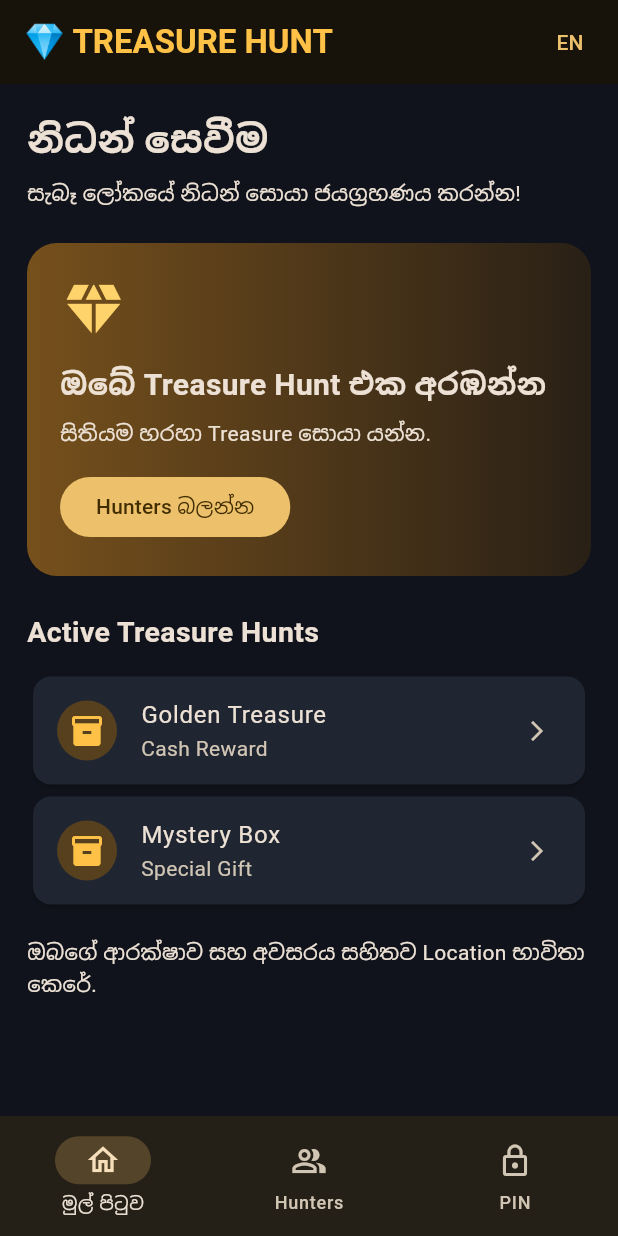
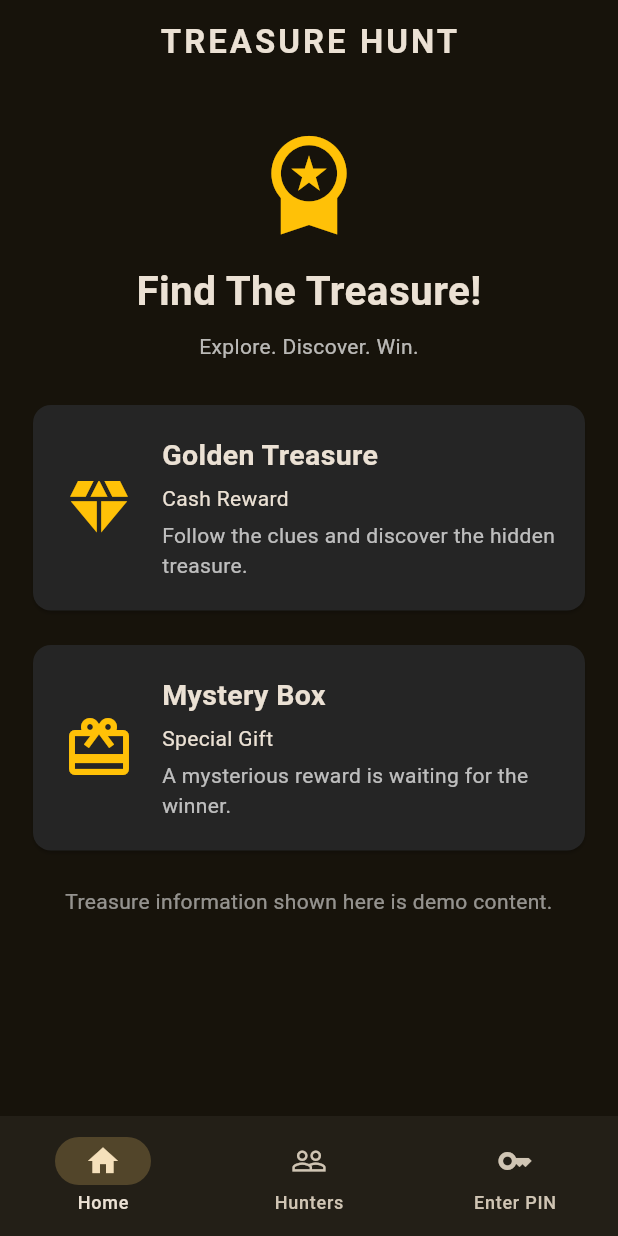
Before and after one commit to TreasureHuntSL/treasure-hunt-app, a Flutter app: the screen it shows after launch, on a phone screen of 412 x 824 dp. Run offline on Flutter 3.47's test engine with Material 3 defaults, Android fonts, the phone set to English and light mode, and no system bars; our stand-ins replace supabase_flutter; accounts and stored records are empty.

Commit message:
Update main.dart

```diff
--- a/lib/main.dart
+++ b/lib/main.dart
@@ -1,8 +1,26 @@
 
 import 'package:flutter/material.dart';
+import 'package:supabase_flutter/supabase_flutter.dart';
 
-void main() {
+const String supabaseUrl =
+    'https://mntfywvzfuwsnsbvmota.supabase.co';
+
+const String supabasePublishableKey =
+    'sb_publishable_Wrx_uQtAGWQ2uWwx9wyzVg_T8ZYCxtY';
+
+Future<void> main() async {
+  WidgetsFlutterBinding.ensureInitialized();
+
+  try {
+    await Supabase.initialize(
+      url: supabaseUrl,
+      anonKey: supabasePublishableKey,
+    );
+
     runApp(const TreasureHuntApp());
+  } catch (e) {
+    runApp(StartupErrorApp(error: e.toString()));
+  }
 }
 
 class TreasureHuntApp extends StatelessWidget {
@@ -14,15 +32,38 @@ class TreasureHuntApp extends StatelessWidget {
       debugShowCheckedModeBanner: false,
       title: 'Treasure Hunt',
       theme: ThemeData(
+        useMaterial3: true,
         brightness: Brightness.dark,
-        scaffoldBackgroundColor: const Color(0xFF10131B),
         colorScheme: ColorScheme.fromSeed(
-          seedColor: const Color(0xFFFFC247),
+          seedColor: Colors.amber,
           brightness: Brightness.dark,
         ),
-        useMaterial3: true,
       ),
       home: const HomeScreen(),
+    );
+  }
+}
+
+class StartupErrorApp extends StatelessWidget {
+  final String error;
+
+  const StartupErrorApp({super.key, required this.error});
+
+  @override
+  Widget build(BuildContext context) {
+    return MaterialApp(
+      home: Scaffold(
+        backgroundColor: const Color(0xFF101010),
+        body: Center(
+          child: Padding(
+            padding: const EdgeInsets.all(24),
+            child: Text(
+              'App initialization failed:\n$error',
+              style: const TextStyle(color: Colors.red),
+            ),
+          ),
+        ),
+      ),
     );
   }
 }
@@ -35,162 +76,208 @@ class HomeScreen extends StatefulWidget {
 }
 
 class _HomeScreenState extends State<HomeScreen> {
-  int tab = 0;
-  bool sinhala = true;
+  int selectedIndex = 0;
 
-  String get t => sinhala ? 'නිධන් සෙවීම' : 'Treasure Hunt';
+  final List<Widget> pages = const [
+    TreasurePage(),
+    HuntersPage(),
+    PinPage(),
+  ];
 
   @override
   Widget build(BuildContext context) {
     return Scaffold(
       appBar: AppBar(
         title: const Text(
-          '💎 TREASURE HUNT',
+          'TREASURE HUNT',
           style: TextStyle(
-            color: Color(0xFFFFC247),
             fontWeight: FontWeight.bold,
+            letterSpacing: 2,
           ),
         ),
-        actions: [
-          TextButton(
-            onPressed: () => setState(() => sinhala = !sinhala),
-            child: Text(sinhala ? 'EN' : 'සිං'),
-          ),
-        ],
+        centerTitle: true,
       ),
       body: IndexedStack(
-        index: tab,
-        children: [
-          homePage(),
-          huntersPage(),
-          const PinPage(),
-        ],
+        index: selectedIndex,
+        children: pages,
       ),
       bottomNavigationBar: NavigationBar(
-        selectedIndex: tab,
-        onDestinationSelected: (v) => setState(() => tab = v),
-        destinations: [
+        selectedIndex: selectedIndex,
+        onDestinationSelected: (index) {
+          setState(() {
+            selectedIndex = index;
+          });
+        },
+        destinations: const [
           NavigationDestination(
-            icon: const Icon(Icons.home_outlined),
-            label: sinhala ? 'මුල් පිටුව' : 'Home',
+            icon: Icon(Icons.home_outlined),
+            selectedIcon: Icon(Icons.home),
+            label: 'Home',
           ),
           NavigationDestination(
-            icon: const Icon(Icons.people_alt_outlined),
-            label: sinhala ? 'Hunters' : 'Hunters',
+            icon: Icon(Icons.people_outline),
+            selectedIcon: Icon(Icons.people),
+            label: 'Hunters',
           ),
           NavigationDestination(
-            icon: const Icon(Icons.lock_outline),
-            label: 'PIN',
+            icon: Icon(Icons.key_outlined),
+            selectedIcon: Icon(Icons.key),
+            label: 'Enter PIN',
           ),
         ],
       ),
     );
   }
+}
 
-  Widget homePage() {
+class TreasurePage extends StatelessWidget {
+  const TreasurePage({super.key});
+
+  @override
+  Widget build(BuildContext context) {
     return ListView(
       padding: const EdgeInsets.all(18),
       children: [
-        Text(t, style: const TextStyle(
-          fontSize: 25, fontWeight: FontWeight.bold)),
-        const SizedBox(height: 8),
-        Text(sinhala
-            ? 'සැබෑ ලෝකයේ නිධන් සොයා ජයග්‍රහණය කරන්න!'
-            : 'Find real treasures. Win real rewards!'),
-        const SizedBox(height: 22),
-        Container(
-          padding: const EdgeInsets.all(22),
-          decoration: BoxDecoration(
-            borderRadius: BorderRadius.circular(20),
-            gradient: const LinearGradient(
-              colors: [Color(0xFF76501C), Color(0xFF292016)],
+        const SizedBox(height: 10),
+        const Icon(
+          Icons.workspace_premium,
+          color: Colors.amber,
+          size: 75,
+        ),
+        const SizedBox(height: 15),
+        const Text(
+          'Find The Treasure!',
+          textAlign: TextAlign.center,
+          style: TextStyle(
+            fontSize: 27,
+            fontWeight: FontWeight.bold,
           ),
         ),
+        const SizedBox(height: 8),
+        const Text(
+          'Explore. Discover. Win.',
+          textAlign: TextAlign.center,
+          style: TextStyle(color: Colors.white70),
+        ),
+        const SizedBox(height: 25),
+        const TreasureCard(
+          title: 'Golden Treasure',
+          reward: 'Cash Reward',
+          description: 'Follow the clues and discover the hidden treasure.',
+          icon: Icons.diamond,
+        ),
+        const SizedBox(height: 15),
+        const TreasureCard(
+          title: 'Mystery Box',
+          reward: 'Special Gift',
+          description: 'A mysterious reward is waiting for the winner.',
+          icon: Icons.card_giftcard,
+        ),
+        const SizedBox(height: 20),
+        const Text(
+          'Treasure information shown here is demo content.',
+          textAlign: TextAlign.center,
+          style: TextStyle(color: Colors.white54),
+        ),
+      ],
+    );
+  }
+}
+
+class TreasureCard extends StatelessWidget {
+  final String title;
+  final String reward;
+  final String description;
+  final IconData icon;
+
+  const TreasureCard({
+    super.key,
+    required this.title,
+    required this.reward,
+    required this.description,
+    required this.icon,
+  });
+
+  @override
+  Widget build(BuildContext context) {
+    return Card(
+      color: const Color(0xFF252525),
+      child: Padding(
+        padding: const EdgeInsets.all(20),
+        child: Row(
+          children: [
+            Icon(icon, size: 48, color: Colors.amber),
+            const SizedBox(width: 18),
+            Expanded(
               child: Column(
                 crossAxisAlignment: CrossAxisAlignment.start,
                 children: [
-              const Icon(Icons.diamond,
-                  size: 45, color: Color(0xFFFFD36B)),
-              const SizedBox(height: 12),
                   Text(
-                sinhala ? 'ඔබේ Treasure Hunt එක අරඹන්න'
-                    : 'Start Your Treasure Hunt',
+                    title,
                     style: const TextStyle(
-                    fontSize: 20, fontWeight: FontWeight.bold),
+                      fontSize: 19,
+                      fontWeight: FontWeight.bold,
                     ),
-              const SizedBox(height: 8),
-              Text(sinhala
-                  ? 'සිතියම හරහා Treasure සොයා යන්න.'
-                  : 'Explore the map and find hidden treasures.'),
-              const SizedBox(height: 14),
-              FilledButton(
-                onPressed: () => setState(() => tab = 1),
-                child: Text(sinhala ? 'Hunters බලන්න' : 'Explore Hunters'),
+                  ),
+                  const SizedBox(height: 5),
+                  Text(reward),
+                  const SizedBox(height: 5),
+                  Text(
+                    description,
+                    style: const TextStyle(color: Colors.white70),
                   ),
                 ],
               ),
             ),
-        const SizedBox(height: 24),
-        Text(
-          sinhala ? 'Active Treasure Hunts' : 'Active Treasure Hunts',
-          style: const TextStyle(
-              fontSize: 19, fontWeight: FontWeight.bold),
+          ],
         ),
-        const SizedBox(height: 12),
-        treasureCard('Golden Treasure', 'Cash Reward'),
-        treasureCard('Mystery Box', 'Special Gift'),
-        const SizedBox(height: 18),
-        Text(sinhala
-            ? 'ඔබගේ ආරක්ෂාව සහ අවසරය සහිතව Location භාවිතා කෙරේ.'
-            : 'Location sharing requires your permission.'),
-      ],
-    );
-  }
-
-  Widget treasureCard(String name, String reward) {
-    return Card(
-      color: const Color(0xFF202532),
-      child: ListTile(
-        leading: const CircleAvatar(
-          backgroundColor: Color(0xFF57401D),
-          child: Icon(Icons.inventory_2, color: Color(0xFFFFC247)),
-        ),
-        title: Text(name),
-        subtitle: Text(reward),
-        trailing: const Icon(Icons.arrow_forward_ios, size: 16),
       ),
     );
   }
+}
 
-  Widget huntersPage() {
+class HuntersPage extends StatelessWidget {
+  const HuntersPage({super.key});
+
+  @override
+  Widget build(BuildContext context) {
     final hunters = [
-      ['🧑', 'Hunter One', '2.4 km'],
-      ['👩', 'Hunter Two', '5.1 km'],
-      ['🧔', 'Hunter Three', '8.7 km'],
+      {'name': 'Hunter One', 'distance': '2.4 km'},
+      {'name': 'Hunter Two', 'distance': '5.1 km'},
+      {'name': 'Hunter Three', 'distance': '8.7 km'},
     ];
 
     return ListView(
       padding: const EdgeInsets.all(18),
       children: [
-        const Text('Nearby Hunters',
-            style: TextStyle(fontSize: 24, fontWeight: FontWeight.bold)),
+        const Text(
+          'Nearby Hunters',
+          style: TextStyle(
+            fontSize: 25,
+            fontWeight: FontWeight.bold,
+          ),
+        ),
         const SizedBox(height: 8),
-        const Text('Hunters within 10 KM'),
-        const SizedBox(height: 18),
-        ...hunters.map((h) => Card(
-          color: const Color(0xFF202532),
+        const Text(
+          'Hunters within 10 km',
+          style: TextStyle(color: Colors.white70),
+        ),
+        const SizedBox(height: 20),
+        ...hunters.map(
+          (hunter) => Card(
             child: ListTile(
-            leading: CircleAvatar(child: Text(h[0])),
-            title: Text(h[1]),
-            subtitle: const Text('Active Hunter'),
-            trailing: Text(h[2],
-                style: const TextStyle(color: Color(0xFFFFC247))),
+              leading: const CircleAvatar(
+                child: Icon(Icons.person),
               ),
-        )),
-        const SizedBox(height: 12),
+              title: Text(hunter['name']!),
+              trailing: Text(hunter['distance']!),
+            ),
+          ),
+        ),
+        const SizedBox(height: 15),
         const Text(
-          'Demo hunters only. Live GPS and real player locations '
-          'will be connected in the next development phase.',
+          'Demo hunters only. Live GPS locations will be added later.',
+          textAlign: TextAlign.center,
           style: TextStyle(color: Colors.orangeAccent),
         ),
       ],
@@ -198,44 +285,76 @@ class _HomeScreenState extends State<HomeScreen> {
   }
 }
 
-class PinPage extends StatelessWidget {
+class PinPage extends StatefulWidget {
   const PinPage({super.key});
 
   @override
+  State<PinPage> createState() => _PinPageState();
+}
+
+class _PinPageState extends State<PinPage> {
+  final TextEditingController pinController =
+      TextEditingController();
+
+  @override
+  void dispose() {
+    pinController.dispose();
+    super.dispose();
+  }
+
+  void submitPin() {
+    ScaffoldMessenger.of(context).showSnackBar(
+      const SnackBar(
+        content: Text(
+          'PIN verification will be connected to the server.',
+        ),
+      ),
+    );
+  }
+
+  @override
   Widget build(BuildContext context) {
-    final pin = TextEditingController();
-
     return Padding(
       padding: const EdgeInsets.all(22),
       child: Column(
         mainAxisAlignment: MainAxisAlignment.center,
         children: [
-          const Icon(Icons.lock, size: 65, color: Color(0xFFFFC247)),
+          const Icon(
+            Icons.lock_open,
+            color: Colors.amber,
+            size: 75,
+          ),
           const SizedBox(height: 20),
-          const Text('Treasure PIN Verification',
-              textAlign: TextAlign.center,
-              style: TextStyle(fontSize: 23, fontWeight: FontWeight.bold)),
-          const SizedBox(height: 20),
-          TextField(
-            controller: pin,
-            keyboardType: TextInputType.number,
-            maxLength: 8,
-            decoration: const InputDecoration(
-              labelText: 'Enter Secret PIN',
-              border: OutlineInputBorder(),
-              prefixIcon: Icon(Icons.password),
+          const Text(
+            'Enter Treasure PIN',
+            style: TextStyle(
+              fontSize: 24,
+              fontWeight: FontWeight.bold,
             ),
           ),
-          const SizedBox(height: 12),
-          FilledButton(
-            onPressed: () {
-              ScaffoldMessenger.of(context).showSnackBar(
-                const SnackBar(
-                  content: Text('PIN verification will be connected to server.'),
+          const SizedBox(height: 25),
+          TextField(
+            controller: pinController,
+            keyboardType: TextInputType.number,
+            decoration: const InputDecoration(
+              border: OutlineInputBorder(),
+              labelText: 'Secret PIN',
+              prefixIcon: Icon(Icons.key),
             ),
-              );
-            },
-            child: const Text('Verify PIN'),
+          ),
+          const SizedBox(height: 20),
+          SizedBox(
+            width: double.infinity,
+            child: ElevatedButton(
+              onPressed: submitPin,
+              child: const Text('VERIFY PIN'),
+            ),
+          ),
+          const SizedBox(height: 15),
+          const Text(
+            'Server verification will be added in the next phase.',
+            textAlign: TextAlign.center,
+            style: TextStyle(color: Colors.white54),
           ),
         ],
       ),
```
Lines whose indentation alone changed are shown as unchanged.
